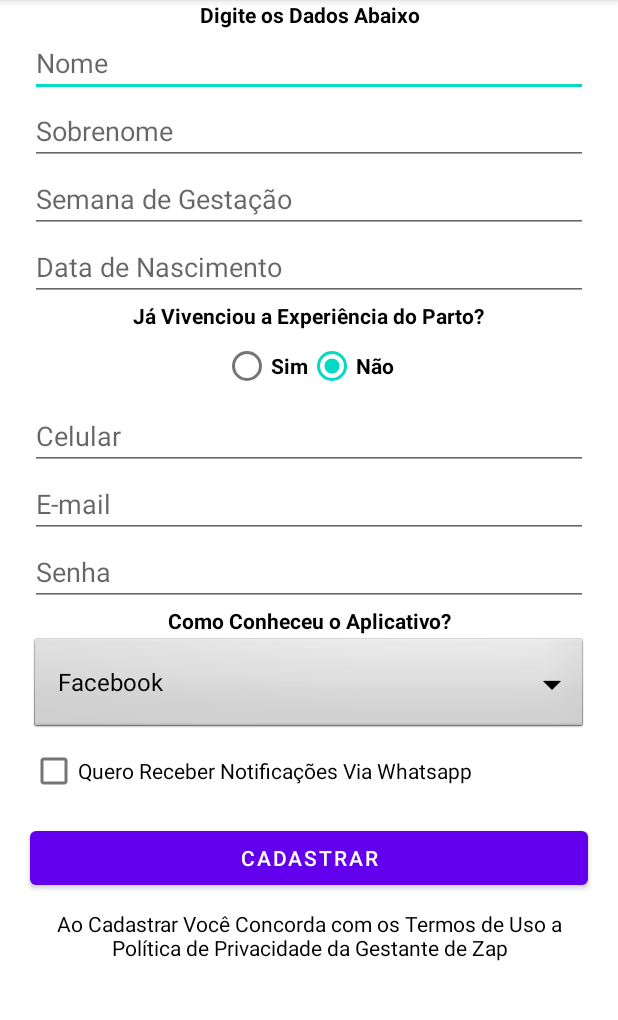
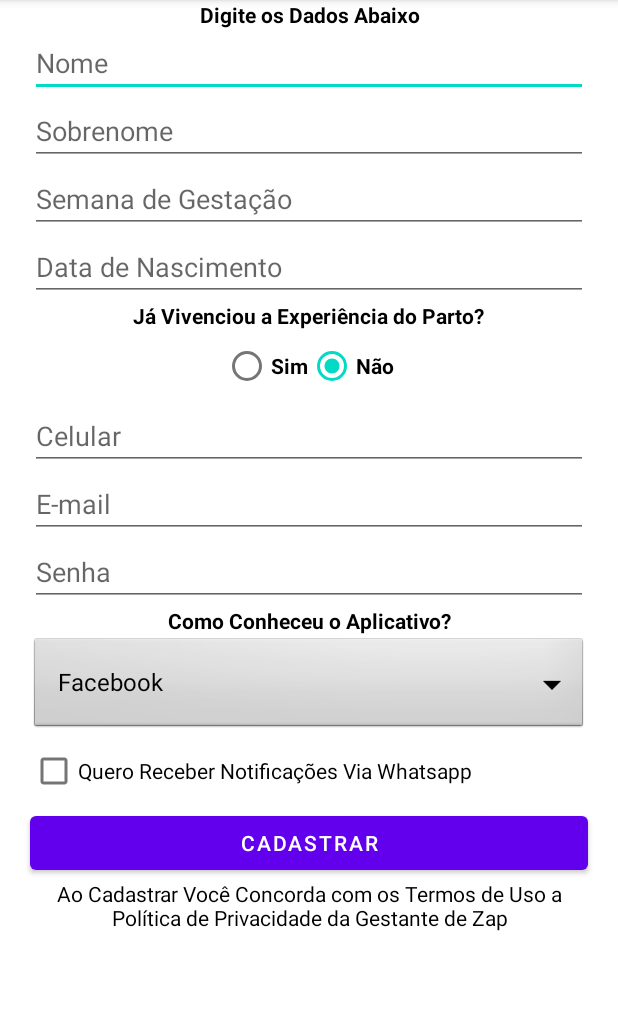
Before and after one commit to Ruan-Hasselmann/GestanteDoZap, an Android app: the Cadastro screen opened directly, with no data from a screen before it, on a phone screen of 412 x 824 dp, the part 84-1104 px from its top. Run offline under Robolectric (Android 15) with nearby library versions, the phone set to English and light mode, and no system bars.

```diff
--- a/GestanteDoZap/app/src/main/res/layout/activity_cadastro.xml
+++ b/GestanteDoZap/app/src/main/res/layout/activity_cadastro.xml
@@ -208,7 +208,6 @@
                 android:id="@+id/btnCadastrar"
                 android:layout_width="match_parent"
                 android:layout_height="wrap_content"
-                android:layout_marginTop="10sp"
                 android:layout_marginLeft="20sp"
                 android:layout_marginRight="20sp"
                 android:layout_gravity="center_horizontal"
@@ -219,7 +218,6 @@
             android:id="@+id/textView4"
             android:layout_width="match_parent"
             android:layout_height="wrap_content"
-            android:layout_marginTop="10sp"
             android:layout_marginLeft="20sp"
             android:layout_marginRight="20sp"
             android:text="Ao Cadastrar Você Concorda com os Termos de Uso a Política de Privacidade da Gestante de Zap"
```
